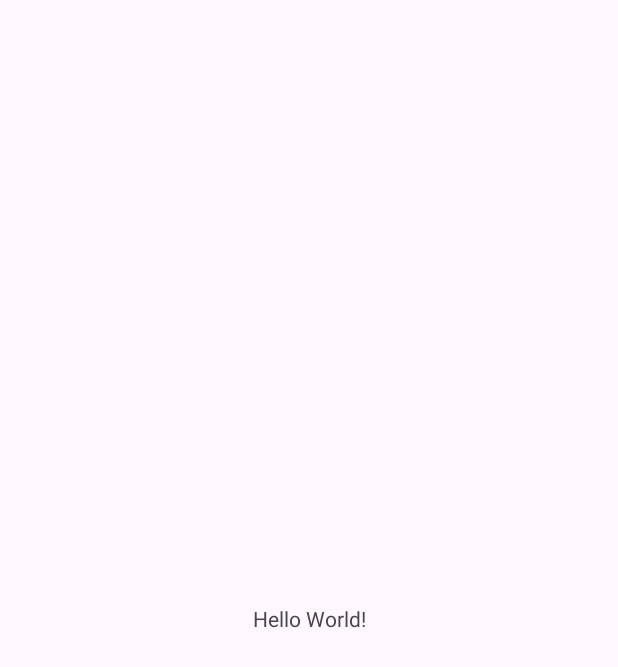
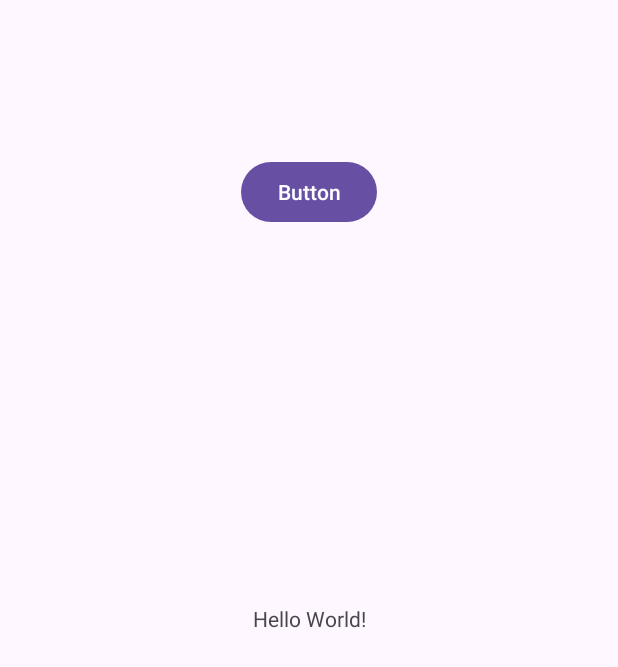
Before and after one commit to luischang/CicloDeVidaActivity, an Android app: the screen it shows after launch (MainActivity), on a phone screen of 412 x 824 dp. Before the commit the part shown is almost empty. Shown: the top 667 px of the screen. Run offline under Robolectric (Android 15) with nearby library versions, the phone set to English and light mode, and no system bars.

Commit message:
Se agregó un comentario y un botón en el layout

```diff
--- a/app/src/main/java/dev/luischang/ciclodevida/MainActivity.kt
+++ b/app/src/main/java/dev/luischang/ciclodevida/MainActivity.kt
@@ -16,5 +16,6 @@ class MainActivity : AppCompatActivity() {
             v.setPadding(systemBars.left, systemBars.top, systemBars.right, systemBars.bottom)
             insets
         }
+        //Hola mundo - Luis
     }
 }
--- a/app/src/main/res/layout/activity_main.xml
+++ b/app/src/main/res/layout/activity_main.xml
@@ -8,6 +8,7 @@
     tools:context=".MainActivity">
 
     <TextView
+        android:id="@+id/textView"
         android:layout_width="wrap_content"
         android:layout_height="wrap_content"
         android:text="Hello World!"
@@ -16,4 +17,14 @@
         app:layout_constraintStart_toStartOf="parent"
         app:layout_constraintTop_toTopOf="parent" />
 
+    <Button
+        android:id="@+id/button"
+        android:layout_width="wrap_content"
+        android:layout_height="wrap_content"
+        android:layout_marginTop="104dp"
+        android:text="Button"
+        app:layout_constraintEnd_toEndOf="parent"
+        app:layout_constraintStart_toStartOf="parent"
+        app:layout_constraintTop_toTopOf="parent" />
+
 </androidx.constraintlayout.widget.ConstraintLayout>
```
